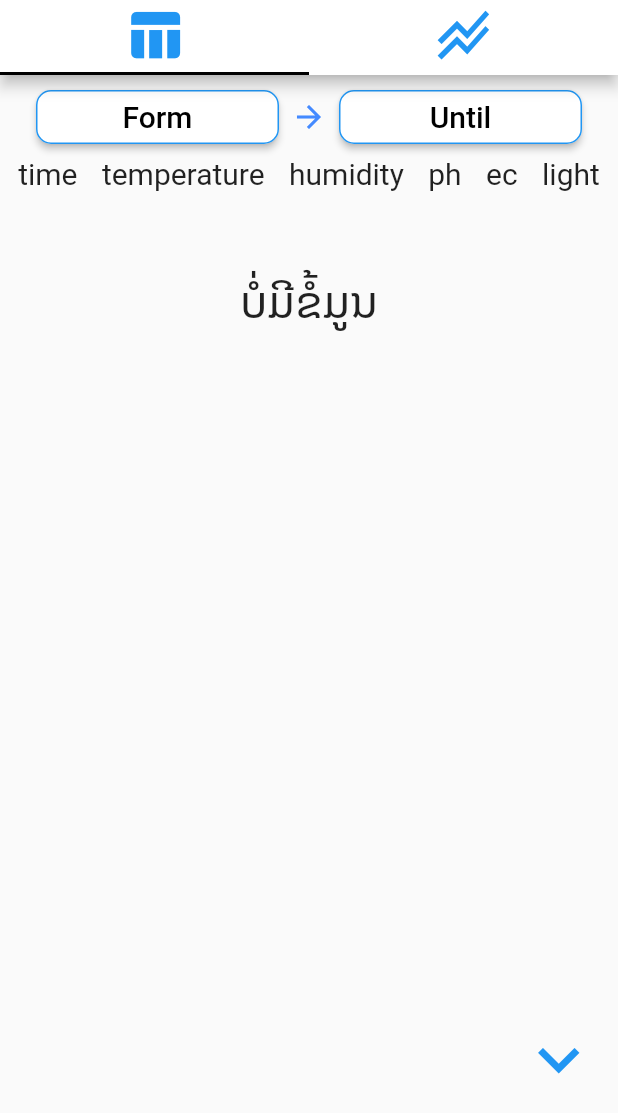
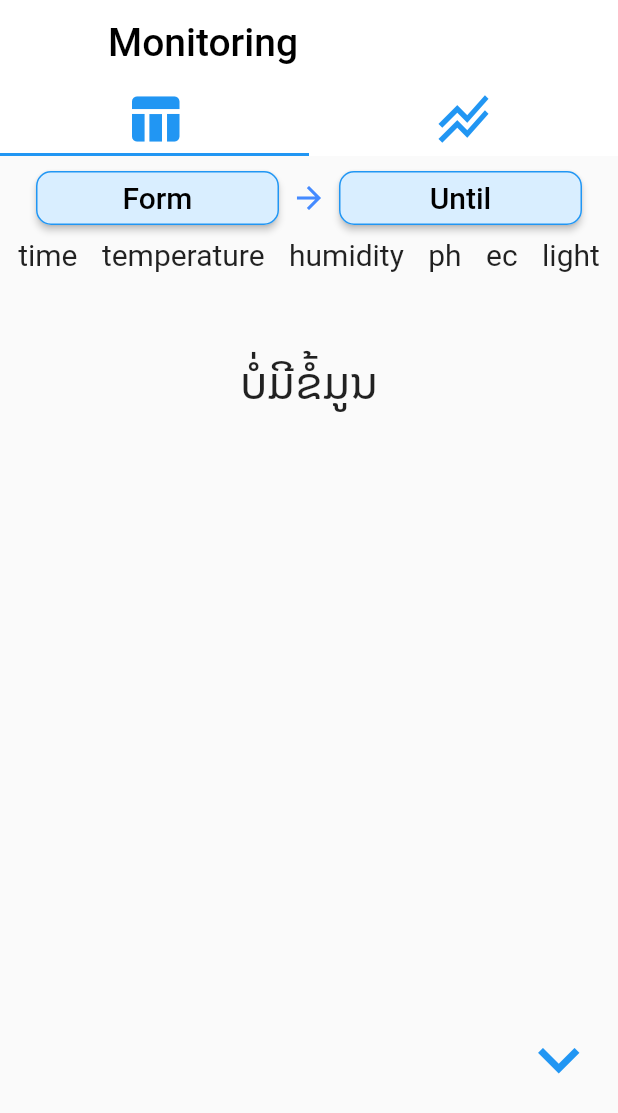
Before and after one commit to anousoneFS/project_x, a Flutter app: the MonitorScreen screen opened by its route, on a phone screen of 412 x 824 dp. Shown: the top 1113 px of the screen. Run offline on Flutter 3.47's test engine with Material 2 defaults, Android fonts, the phone set to English and light mode, and no system bars; our stand-ins replace connectivity, csv, firebase_auth, firebase_core, firebase_database, flutter_svg and 8 more; missing offline and left inert: email_auth; accounts and stored records are empty.

Commit message:
3/7 hide AppBar when scrolling in monitor screen

```diff
--- a/lib/components/button_widget.dart
+++ b/lib/components/button_widget.dart
@@ -1,4 +1,5 @@
 import 'package:flutter/material.dart';
+import 'package:project_x/style/color_theme.dart';
 
 class ButtonHeaderWidget extends StatelessWidget {
   final String title;
@@ -39,8 +40,12 @@ class ButtonWidget extends StatelessWidget {
             //   minimumSize: Size.fromHeight(40),
             //   primary: Colors.white,
             ButtonStyle(
-          foregroundColor: MaterialStateProperty.all<Color>(Colors.black),
-          backgroundColor: MaterialStateProperty.all<Color>(Colors.white),
+          foregroundColor: MaterialStateProperty.all<Color>(
+            Colors.black,
+          ),
+          backgroundColor: MaterialStateProperty.all<Color>(
+            GFTheme.lightBlue,
+          ),
           shape: MaterialStateProperty.all<RoundedRectangleBorder>(
             RoundedRectangleBorder(
               borderRadius: BorderRadius.circular(10.0),
@@ -77,7 +82,8 @@ class HeaderWidget extends StatelessWidget {
       mainAxisAlignment: MainAxisAlignment.start,
       children: [
         Container(
-          width: size.width * 0.5,
+          width: size.width * 0.6,
+          alignment: Alignment.center,
           child: Text(
             title,
             style: TextStyle(
--- a/lib/screens/monitor_screen.dart
+++ b/lib/screens/monitor_screen.dart
@@ -1,4 +1,5 @@
 import 'package:flutter/material.dart';
+import 'package:project_x/components/main_drawer.dart';
 import 'package:project_x/providers/firebase_api.dart';
 import 'package:project_x/screens/chart_screen.dart';
 import 'package:project_x/screens/table_screen.dart';
@@ -11,56 +12,72 @@ class MonitorScreen extends StatefulWidget {
   State<MonitorScreen> createState() => _MonitorScreenState();
 }
 
-class _MonitorScreenState extends State<MonitorScreen> {
+class _MonitorScreenState extends State<MonitorScreen>
+    with TickerProviderStateMixin {
+  ScrollController _scrollController;
+  TabController _tabController;
+
+  void initState() {
+    _scrollController = ScrollController();
+    _tabController = TabController(
+      vsync: this,
+      length: 2,
+      initialIndex: 0,
+    );
+    super.initState();
+  }
+
+  void dispose() {
+    _scrollController.dispose();
+    _tabController.dispose();
+    super.dispose();
+  }
+
   @override
   Widget build(BuildContext context) {
-    Size size = MediaQuery.of(context).size;
-    return DefaultTabController(
-      length: 2,
-      initialIndex: 0,
-      child: Scaffold(
-        appBar: PreferredSize(
-          preferredSize: Size.fromHeight(50.0),
-          child: AppBar(
-            // toolbarHeight: size.height * 0.06,
+    return Scaffold(
+      drawer: MainDrawer(),
+      body: NestedScrollView(
+        controller: _scrollController,
+        headerSliverBuilder: (BuildContext context, bool innerBoxIsScrolled) {
+          return [
+            SliverAppBar(
+              title: Text("Monitoring",
+                  style: TextStyle(color: Colors.black, fontSize: 26)),
+              pinned: true,
+              floating: true,
+              forceElevated: innerBoxIsScrolled,
+              backgroundColor: Colors.white,
               elevation: 4,
-            backgroundColor: Colors.white,
               bottom: TabBar(
+                controller: _tabController,
+                indicatorColor: Colors.blue,
                 tabs: [
-                Container(
-                  margin: EdgeInsets.only(bottom: 4),
-                  width: size.width * 0.1,
-                  height: size.width * 0.1,
-                  child: FittedBox(
-                    fit: BoxFit.fitWidth,
-                    child: Tab(
+                  Tab(
+                    // text: "Table",
                     icon: Icon(
                       Icons.table_chart,
                       color: Colors.blue,
-                      ),
-                      // text: 'Data Table',
+                      size: 40,
                     ),
                   ),
-                ),
-                Container(
-                  margin: EdgeInsets.only(bottom: 4),
-                  width: size.width * 0.1,
-                  height: size.width * 0.1,
-                  child: FittedBox(
-                    fit: BoxFit.fitWidth,
-                    child: Tab(
-                      icon: Icon(Icons.stacked_line_chart, color: Colors.blue),
-                      // text: 'Chart',
-                    ),
+                  Tab(
+                    // text: "Chart",
+                    icon: Icon(
+                      Icons.stacked_line_chart,
+                      color: Colors.blue,
+                      size: 40,
                     ),
                   ),
                 ],
               ),
-          ),
-        ),
+            )
+          ];
+        },
         body: Stack(
           children: [
             TabBarView(
+              controller: _tabController,
               children: [
                 TableScreen(),
                 ChartScreen(),
@@ -73,9 +90,6 @@ class _MonitorScreenState extends State<MonitorScreen> {
             ),
           ],
         ),
-        // ສຳຫຼັບປຸ່ມ Download ຂໍ້ມູນ ໃສ່ ໂທລະສັບ
-
-        // floatingActionButton: ExpandFloatingActionButton(),
       ),
     );
   }
--- a/lib/widgets/sensor_value_banner.dart
+++ b/lib/widgets/sensor_value_banner.dart
@@ -1,16 +1,19 @@
 import 'package:flutter/material.dart';
 import 'package:flutter_svg/flutter_svg.dart';
 import 'package:project_x/style/app_text_theme.dart';
+import 'package:project_x/style/color_theme.dart';
 
 class SensorValueBanner extends StatelessWidget {
   final String title;
   final String value;
   final String image;
+  final Color color;
 
   const SensorValueBanner({
     @required this.image,
     @required this.title,
     @required this.value,
+    @required this.color,
   });
 
   @override
@@ -23,7 +26,8 @@ class SensorValueBanner extends StatelessWidget {
           EdgeInsets.symmetric(horizontal: size.width * 0.044, vertical: 0),
       decoration: BoxDecoration(
         borderRadius: BorderRadius.circular(15),
-        color: Theme.of(context).scaffoldBackgroundColor,
+        // color: Theme.of(context).scaffoldBackgroundColor,
+        color: color,
         border: Border.all(
           color: Theme.of(context).primaryColor,
           width: 1,
```
Also changed, not shown: lib/screens/hide_appbar_scroll.dart (added, +100 -0 lines), lib/screens/home_screen.dart (+5 -2 lines), lib/screens/setting_screen.dart (+7 -4 lines), lib/screens/tab_screen2.dart (+5 -4 lines), lib/widgets/datagrid_widget.dart (+13 -9 lines), lib/widgets/sensor_value_streaming_widget.dart (+7 -0 lines). Lines whose indentation alone changed are shown as unchanged.
